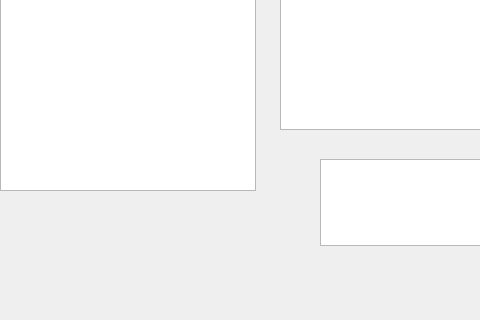
The window that glacier.ui (swills/glacier) describes before a commit, drawn with Qt 5; both pictures show x 0 to 480 and y 341 to 661 of the 1013 by 661 pixel window.
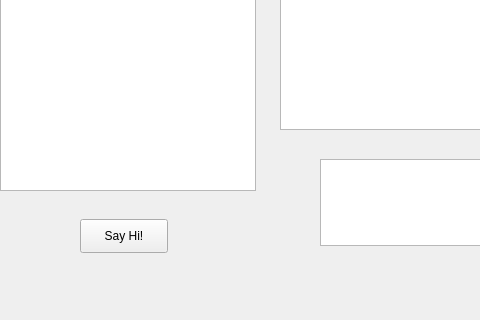
The same window after the commit.

Commit message: add current MainWindow

```diff
--- a/glacier.ui
+++ b/glacier.ui
@@ -70,6 +70,19 @@
      </rect>
     </property>
    </widget>
+   <widget class="QPushButton" name="pushButton_2">
+    <property name="geometry">
+     <rect>
+      <x>80</x>
+      <y>560</y>
+      <width>88</width>
+      <height>34</height>
+     </rect>
+    </property>
+    <property name="text">
+     <string>Say Hi!</string>
+    </property>
+   </widget>
   </widget>
   <widget class="QMenuBar" name="menubar">
    <property name="geometry">
```
The commit also changes 2 other files.
